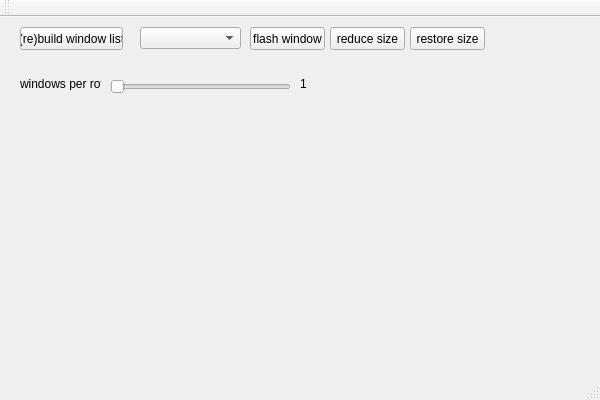
First picture: the form in d3windowdbmanager.ui, repository kambala-decapitator/d3-window-db-manager, before the edit.
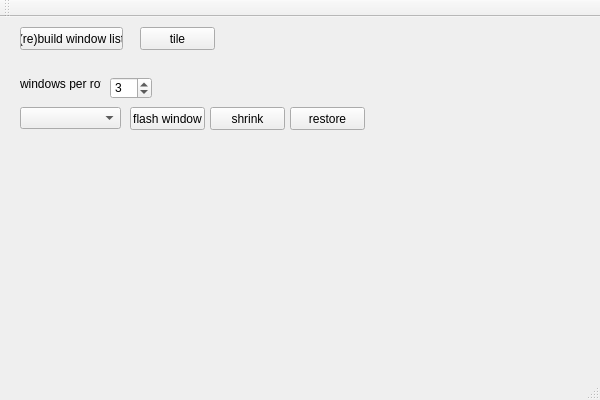
Second picture: the form after the edit.

Commit message:
added shrink/restore window size logic;
replaced slider with spinbox.

Patch:
```diff
--- a/d3windowdbmanager.ui
+++ b/d3windowdbmanager.ui
@@ -30,8 +30,8 @@
    <widget class="QComboBox" name="windowsComboBox">
     <property name="geometry">
      <rect>
-      <x>140</x>
-      <y>10</y>
+      <x>20</x>
+      <y>90</y>
       <width>101</width>
       <height>22</height>
      </rect>
@@ -40,8 +40,8 @@
    <widget class="QPushButton" name="flashWindowButton">
     <property name="geometry">
      <rect>
-      <x>250</x>
-      <y>10</y>
+      <x>130</x>
+      <y>90</y>
       <width>75</width>
       <height>23</height>
      </rect>
@@ -50,78 +50,75 @@
      <string>flash window</string>
     </property>
    </widget>
-   <widget class="QSlider" name="windowsPerRowSlider">
+   <widget class="QLabel" name="label">
+    <property name="geometry">
+     <rect>
+      <x>20</x>
+      <y>60</y>
+      <width>81</width>
+      <height>13</height>
+     </rect>
+    </property>
+    <property name="text">
+     <string>windows per row</string>
+    </property>
+   </widget>
+   <widget class="QPushButton" name="restoreButton">
+    <property name="geometry">
+     <rect>
+      <x>290</x>
+      <y>90</y>
+      <width>75</width>
+      <height>23</height>
+     </rect>
+    </property>
+    <property name="text">
+     <string>restore</string>
+    </property>
+   </widget>
+   <widget class="QPushButton" name="shrinkButton">
+    <property name="geometry">
+     <rect>
+      <x>210</x>
+      <y>90</y>
+      <width>75</width>
+      <height>23</height>
+     </rect>
+    </property>
+    <property name="text">
+     <string>shrink</string>
+    </property>
+   </widget>
+   <widget class="QPushButton" name="tileButton">
+    <property name="geometry">
+     <rect>
+      <x>140</x>
+      <y>10</y>
+      <width>75</width>
+      <height>23</height>
+     </rect>
+    </property>
+    <property name="text">
+     <string>tile</string>
+    </property>
+   </widget>
+   <widget class="QSpinBox" name="windowsPerRowSpinBox">
     <property name="geometry">
      <rect>
       <x>110</x>
       <y>60</y>
-      <width>181</width>
-      <height>19</height>
+      <width>42</width>
+      <height>22</height>
      </rect>
     </property>
     <property name="minimum">
      <number>1</number>
     </property>
     <property name="maximum">
-     <number>10</number>
+     <number>20</number>
     </property>
-    <property name="orientation">
-     <enum>Qt::Horizontal</enum>
-    </property>
-   </widget>
-   <widget class="QLabel" name="label">
-    <property name="geometry">
-     <rect>
-      <x>20</x>
-      <y>60</y>
-      <width>81</width>
-      <height>13</height>
-     </rect>
-    </property>
-    <property name="text">
-     <string>windows per row</string>
-    </property>
-    <property name="buddy">
-     <cstring>windowsPerRowSlider</cstring>
-    </property>
-   </widget>
-   <widget class="QLabel" name="windowsPerRowLabel">
-    <property name="geometry">
-     <rect>
-      <x>300</x>
-      <y>60</y>
-      <width>15</width>
-      <height>13</height>
-     </rect>
-    </property>
-    <property name="text">
-     <string>1</string>
-    </property>
-   </widget>
-   <widget class="QPushButton" name="pushButton">
-    <property name="geometry">
-     <rect>
-      <x>410</x>
-      <y>10</y>
-      <width>75</width>
-      <height>23</height>
-     </rect>
-    </property>
-    <property name="text">
-     <string>restore size</string>
-    </property>
-   </widget>
-   <widget class="QPushButton" name="pushButton_2">
-    <property name="geometry">
-     <rect>
-      <x>330</x>
-      <y>10</y>
-      <width>75</width>
-      <height>23</height>
-     </rect>
-    </property>
-    <property name="text">
-     <string>reduce size</string>
+    <property name="value">
+     <number>3</number>
     </property>
    </widget>
   </widget>
```
The commit also changes 2 other files.
